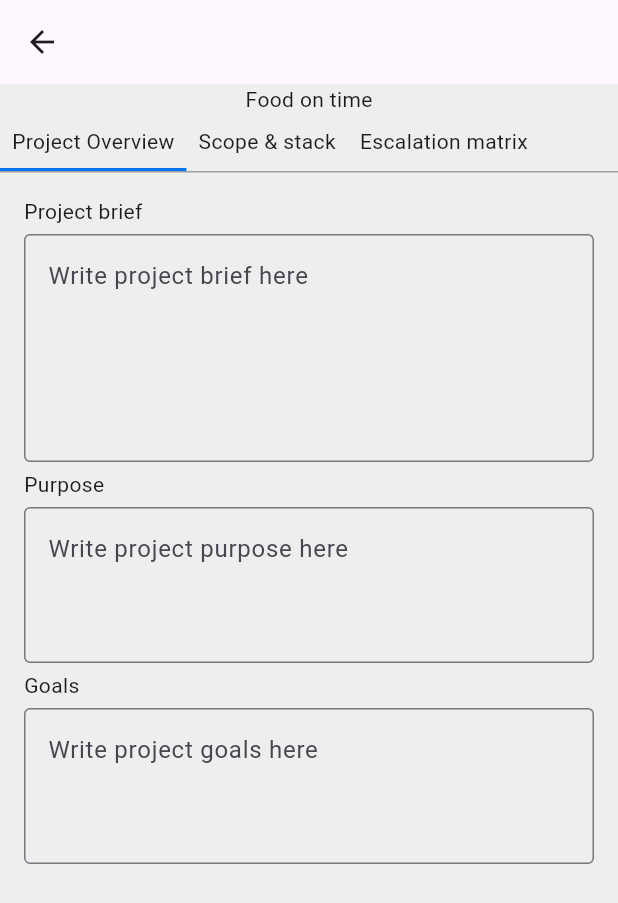
After one commit to AtanuPanja/project3_customer_success_platform, a Flutter app: the ProjectDetailsScreen screen opened directly, on a phone screen of 412 x 824 dp. The commit adds this screen. Shown: the top 903 px of the screen. Run offline on Flutter 3.47's test engine with Material 3 defaults, Android fonts, the phone set to English and light mode, and no system bars.

Commit message:
Created project_details_screen
Currently added click action on the project name
to navigate to the project details screen

Added basic tabbed interface in the project
details screen
Added form fields for the project overview part
and text on the others

```diff
--- /dev/null
+++ b/lib/screens/project_detail_screen.dart
@@ -0,0 +1,168 @@
+import 'package:flutter/material.dart';
+
+class ProjectDetailsScreen extends StatefulWidget {
+  const ProjectDetailsScreen({super.key});
+
+  @override
+  State<ProjectDetailsScreen> createState() => _ProjectDetailsScreenState();
+}
+
+class _ProjectDetailsScreenState extends State<ProjectDetailsScreen> {
+  String currentTab = 'Project Overview';
+  List<String> tabs = [
+    'Project Overview',
+    'Scope & stack',
+    'Escalation matrix',
+  ];
+
+  void setCurrentTab(String tabName) {
+    setState(() {
+      currentTab = tabName;
+    });
+  }
+
+  @override
+  Widget build(BuildContext context) {
+    return Scaffold(
+      appBar: AppBar(),
+      body: Column(
+        children: [
+          Text('Food on time'),
+          Container(
+            decoration: BoxDecoration(
+              border: Border(
+                bottom: BorderSide(
+                  color: Colors.grey.shade500,
+                ),
+              ),
+            ),
+            child: Row(
+              children: tabs.map<Widget>(
+                (tabName) {
+                  return InkWell(
+                    child: Container(
+                      decoration: BoxDecoration(
+                        border: Border(
+                          bottom: BorderSide(
+                            color: currentTab == tabName
+                                ? const Color.fromARGB(255, 0, 115, 234)
+                                : Colors.transparent,
+                            width: 2,
+                          ),
+                        ),
+                      ),
+                      padding: const EdgeInsets.all(8.0),
+                      child: Text(tabName),
+                    ),
+                    onTap: () {
+                      setCurrentTab(tabName);
+                    },
+                  );
+                },
+              ).toList(),
+            ),
+          ),
+          Container(
+            padding: EdgeInsets.all(16.0),
+            child: currentTab == 'Project Overview'
+                ? ProjectOverview()
+                : Text(currentTab),
+          ),
+        ],
+      ),
+    );
+  }
+}
+
+class ProjectOverview extends StatelessWidget {
+  const ProjectOverview({super.key});
+
+  @override
+  Widget build(BuildContext context) {
+    return Column(
+      children: [
+        Column(
+          crossAxisAlignment: CrossAxisAlignment.start,
+          children: [
+            Text('Project brief'),
+            SizedBox(
+              height: 5,
+            ),
+            TextFormField(
+              maxLines: 5,
+              decoration: InputDecoration(
+                border: OutlineInputBorder(
+                  borderSide: BorderSide(
+                    color: Colors.grey.shade500,
+                    width: 0.5,
+                  ),
+                ),
+                focusedBorder: OutlineInputBorder(
+                  borderSide: BorderSide(),
+                ),
+                hintText: 'Write project brief here',
+              ),
+            ),
+          ],
+        ),
+        SizedBox(
+          height: 5,
+        ),
+        Column(
+          crossAxisAlignment: CrossAxisAlignment.start,
+          children: [
+            Text('Purpose'),
+            SizedBox(
+              height: 5,
+            ),
+            TextFormField(
+              maxLines: 3,
+              decoration: InputDecoration(
+                border: OutlineInputBorder(
+                  borderSide: BorderSide(
+                    color: Colors.grey.shade500,
+                    width: 0.5,
+                  ),
+                ),
+                focusedBorder: OutlineInputBorder(
+                  borderSide: BorderSide(),
+                ),
+                hintText: 'Write project purpose here',
+              ),
+            ),
+          ],
+        ),
+        SizedBox(
+          height: 5,
+        ),
+        Column(
+          crossAxisAlignment: CrossAxisAlignment.start,
+          children: [
+            Text('Goals'),
+            SizedBox(
+              height: 5,
+            ),
+            TextFormField(
+              maxLines: 3,
+              decoration: InputDecoration(
+                border: OutlineInputBorder(
+                  borderSide: BorderSide(
+                    color: Colors.grey.shade500,
+                    width: 0.5,
+                  ),
+                ),
+                focusedBorder: OutlineInputBorder(
+                  borderSide: BorderSide(),
+                ),
+                hintText: 'Write project goals here',
+              ),
+            ),
+          ],
+        ),
+        SizedBox(
+          height: 5,
+        ),
+      ],
+    );
+  }
+}
--- a/lib/widgets/projects_screen_widgets.dart
+++ b/lib/widgets/projects_screen_widgets.dart
@@ -1,4 +1,5 @@
 import 'package:flutter/material.dart';
+import 'package:project3_customer_success_platform/screens/project_detail_screen.dart';
 
 class ProjectsCardDisplay extends StatelessWidget {
   const ProjectsCardDisplay({
@@ -43,7 +44,6 @@ class ProjectsCardDisplay extends StatelessWidget {
             type,
             style: TextStyle(
               fontSize: 12,
-
             ),
           ),
         ],
@@ -278,9 +278,19 @@ class _ProjectListingState extends State<ProjectListing> {
                       ),
                     ),
                     children: [
-                      Padding(
-                        padding: const EdgeInsets.all(4.0),
-                        child: Text('${project['name']}'),
+                      InkWell(
+                        onTap: () {
+                          Navigator.push(
+                            context,
+                            MaterialPageRoute(
+                              builder: (context) => ProjectDetailsScreen(),
+                            ),
+                          );
+                        },
+                        child: Padding(
+                          padding: const EdgeInsets.all(4.0),
+                          child: Text('${project['name']}'),
+                        ),
                       ),
                       Padding(
                         padding: const EdgeInsets.all(4.0),
```
